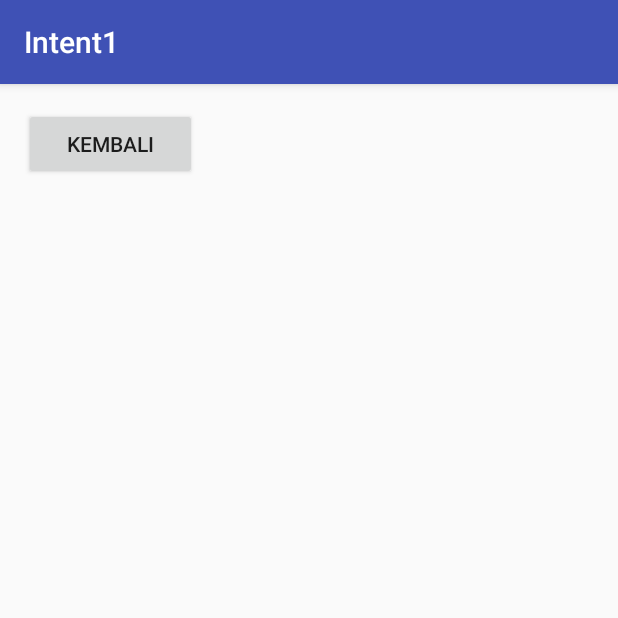
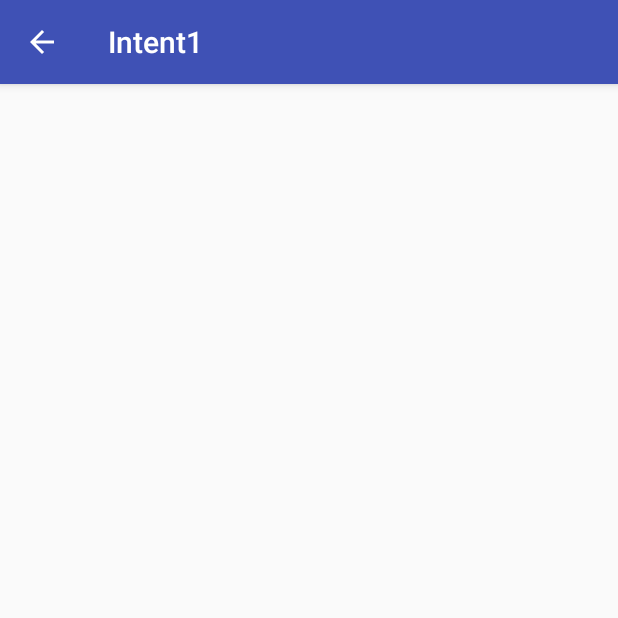
Before and after one commit to rintohadi/intent1, an Android app: the HasilActivity screen opened directly, with no data from a screen before it, on a phone screen of 412 x 824 dp, the top half of it. Run offline under Robolectric (Android 15) with nearby library versions, the phone set to English and light mode, and no system bars.

```diff
--- a/app/src/main/java/id/sch/smktelkom_mlg/learn/intent1/HasilActivity.java
+++ b/app/src/main/java/id/sch/smktelkom_mlg/learn/intent1/HasilActivity.java
@@ -2,7 +2,7 @@ package id.sch.smktelkom_mlg.learn.intent1;
 
 import android.support.v7.app.AppCompatActivity;
 import android.os.Bundle;
-import android.view.View;
+import android.view.MenuItem;
 
 public class HasilActivity extends AppCompatActivity {
 
@@ -10,14 +10,17 @@ public class HasilActivity extends AppCompatActivity {
     protected void onCreate(Bundle savedInstanceState) {
         super.onCreate(savedInstanceState);
         setContentView(R.layout.activity_hasil);
+        getSupportActionBar().setDisplayHomeAsUpEnabled(true);
+    }
 
-        findViewById(R.id.buttonBack).setOnClickListener(new View.OnClickListener()
+    @Override
+    public boolean onOptionsItemSelected(MenuItem item)
+    {
+        if(item.getItemId()==android.R.id.home)
         {
-            @Override
-            public void onClick(View v)
-            {
-                onBackPressed();
-            }
-        });
+            onBackPressed();
+            return true;
+        }
+        return super.onOptionsItemSelected(item);
     }
 }
--- a/app/src/main/res/layout/activity_hasil.xml
+++ b/app/src/main/res/layout/activity_hasil.xml
@@ -11,9 +11,4 @@
     android:paddingTop="@dimen/activity_vertical_margin"
     tools:context="id.sch.smktelkom_mlg.learn.intent1.HasilActivity">
 
-    <Button
-        android:text="Kembali"
-        android:layout_width="115dp"
-        android:layout_height="wrap_content"
-        android:id="@+id/buttonBack" />
 </LinearLayout>
--- a/app/src/main/res/layout/activity_main.xml
+++ b/app/src/main/res/layout/activity_main.xml
@@ -18,7 +18,7 @@
 
     <Button
         android:text="Hitung"
-        android:layout_width="wrap_content"
+        android:layout_width="354dp"
         android:layout_height="wrap_content"
         android:id="@+id/buttonHitung" />
 </LinearLayout>
```
